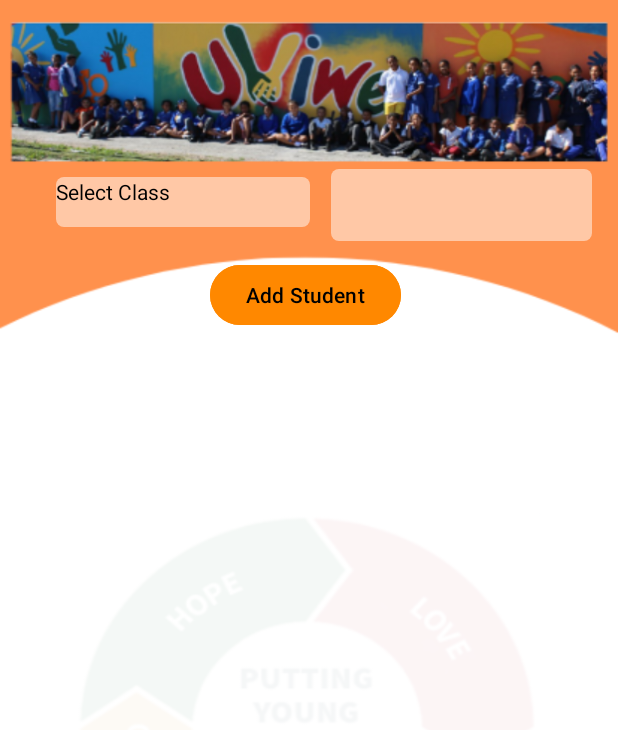
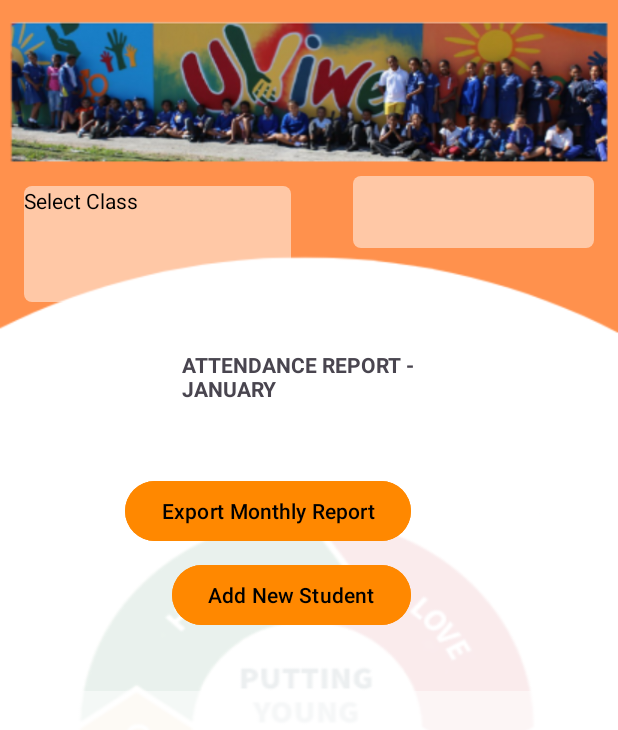
Before and after one commit to FruityLoopes/WIL-Prototype, an Android app: the AttendanceDisplay screen opened directly, with no data from a screen before it, on a phone screen of 412 x 824 dp. Shown: the top 730 px of the screen. Run offline under Robolectric (Android 15) with nearby library versions, the phone set to English and light mode, and no system bars; our stand-ins replace Firebase (no records; nobody signed in at launch, a user with empty details on screens opened directly); libraries missing offline, so code that uses them is left out: com.opencsv, com.opencsv.exceptions.

Commit message:
Added the export report functionality

```diff
--- a/app/build.gradle
+++ b/app/build.gradle
@@ -50,6 +50,8 @@ dependencies {
     implementation 'com.google.firebase:firebase-database-ktx:20.3.0'
     implementation 'androidx.navigation:navigation-fragment-ktx:2.5.3'
     implementation 'androidx.navigation:navigation-ui-ktx:2.5.3'
+    implementation 'com.opencsv:opencsv:5.6'
+
     testImplementation 'junit:junit:4.13.2'
     androidTestImplementation 'androidx.test.ext:junit:1.1.5'
     androidTestImplementation 'androidx.test.espresso:espresso-core:3.5.1'
--- a/app/src/main/AndroidManifest.xml
+++ b/app/src/main/AndroidManifest.xml
@@ -1,6 +1,7 @@
 <?xml version="1.0" encoding="utf-8"?>
 <manifest xmlns:android="http://schemas.android.com/apk/res/android"
     xmlns:tools="http://schemas.android.com/tools">
+    <uses-permission android:name="android.permission.WRITE_EXTERNAL_STORAGE" />
 
     <application
         android:allowBackup="true"
--- a/app/src/main/java/uviwe/app/uviweappv1/AttendanceDisplay.kt
+++ b/app/src/main/java/uviwe/app/uviweappv1/AttendanceDisplay.kt
@@ -3,6 +3,7 @@ package uviwe.app.uviweappv1
 import android.content.Intent
 import androidx.appcompat.app.AppCompatActivity
 import android.os.Bundle
+import android.os.Environment
 import android.os.Handler
 import android.os.Looper
 import android.util.Log
@@ -22,9 +23,19 @@ import com.google.firebase.database.DataSnapshot
 import com.google.firebase.database.DatabaseError
 import com.google.firebase.database.FirebaseDatabase
 import com.google.firebase.database.ValueEventListener
+import java.io.IOException
 import java.util.concurrent.Executors
+import com.opencsv.CSVWriter
+import com.opencsv.exceptions.CsvException
+import java.io.File
+import java.io.FileOutputStream
+import java.io.FileWriter
+import java.io.OutputStreamWriter
+import java.text.SimpleDateFormat
+import java.util.Calendar
+import java.util.Locale
 
- var spinnerValueDisplay : String = ""
+var spinnerValueDisplay : String = ""
 class AttendanceDisplay : AppCompatActivity() {
     private val Items: MutableList<AttendanceData> = mutableListOf()
     lateinit var attAdapter: AttDisplayAdapter
@@ -123,6 +134,15 @@ class AttendanceDisplay : AppCompatActivity() {
         btnAdd.setOnClickListener(){
             showAddChildDialog()
         }
+        val btnExport = findViewById<Button>(R.id.btnExport)
+        btnExport.setOnClickListener {
+            exportToTXT()
+        }
+        // Get the current month name
+        val currentMonthName = getCurrentMonthName()
+
+        // Set the month name in your report header (assuming you have a TextView with ID txtReportHeader)
+        findViewById<TextView>(R.id.txtReportHeader).text = "Attendance Report - $currentMonthName"
     }
 
     private fun showAddChildDialog() {
@@ -153,4 +173,48 @@ class AttendanceDisplay : AppCompatActivity() {
 
         alertDialog.show()
     }
+    val fileName = "attendance_Report.txt"
+    val filePath = File(
+        Environment.getExternalStorageDirectory().toString(),
+        fileName
+    )
+    private fun exportToTXT() {
+        try {
+            // Create a file object for the external storage directory
+            val file = File(
+                Environment.getExternalStorageDirectory(),
+                "attendance_Report.txt"
+            )
+
+            // Create a FileOutputStream and an OutputStreamWriter to write to the file
+            val fileOutputStream = FileOutputStream(file)
+            val outputStreamWriter = OutputStreamWriter(fileOutputStream)
+
+            outputStreamWriter.write("${getCurrentMonthName()}\n\n")
+            outputStreamWriter.write("Student\tDays attended\n")
+            // Write data to the file
+            for (item in Items) {
+                val line = "${item.Student},\t ${item.Days}\n"
+                outputStreamWriter.write(line)
+            }
+
+            // Close the OutputStreamWriter and FileOutputStream
+            outputStreamWriter.close()
+            fileOutputStream.close()
+
+            Toast.makeText(
+                this,
+                "Data exported to ${file.absolutePath}",
+                Toast.LENGTH_SHORT
+            ).show()
+        } catch (e: IOException) {
+            e.printStackTrace()
+            Toast.makeText(this, "Error exporting data", Toast.LENGTH_SHORT).show()
+        }
+    }
+    private fun getCurrentMonthName(): String {
+        val calendar = Calendar.getInstance()
+        val monthFormatter = SimpleDateFormat("MMMM", Locale.getDefault())
+        return monthFormatter.format(calendar.time)
+    }
 }
--- a/app/src/main/res/layout/activity_attendance_display.xml
+++ b/app/src/main/res/layout/activity_attendance_display.xml
@@ -11,53 +11,74 @@
         android:id="@+id/spinnerAttDis"
         android:layout_width="0dp"
         android:layout_height="48dp"
+        android:layout_marginEnd="16dp"
+        android:layout_marginBottom="68dp"
+        android:background="@drawable/edittext_bg"
         android:textColor="@android:color/black"
-        android:background="@drawable/edittext_bg"
-        android:layout_marginEnd="17dp"
-        android:layout_marginBottom="12dp"
-        app:layout_constraintBottom_toTopOf="@+id/btnAddAttDisplay"
+        app:layout_constraintBottom_toTopOf="@+id/txtReportHeader"
         app:layout_constraintEnd_toEndOf="parent"
         app:layout_constraintStart_toEndOf="@+id/textView2" />
 
     <TextView
         android:id="@+id/textView2"
-        android:layout_width="169dp"
-        android:layout_height="33dp"
-        android:layout_marginStart="37dp"
+        android:layout_width="178dp"
+        android:layout_height="77dp"
+        android:layout_marginStart="16dp"
+        android:layout_marginTop="124dp"
+        android:layout_marginEnd="41dp"
+        android:layout_marginBottom="32dp"
         android:background="@drawable/edittext_bg"
-        android:layout_marginTop="118dp"
-        android:layout_marginEnd="14dp"
+        android:text="Select Class"
         android:textColor="@android:color/black"
-        android:layout_marginBottom="21dp"
-        android:text="Select Class"
-        app:layout_constraintBottom_toTopOf="@+id/btnAddAttDisplay"
+        app:layout_constraintBottom_toTopOf="@+id/txtReportHeader"
         app:layout_constraintEnd_toStartOf="@+id/spinnerAttDis"
         app:layout_constraintStart_toStartOf="parent"
         app:layout_constraintTop_toTopOf="parent" />
+
+    <TextView
+        android:id="@+id/txtReportHeader"
+        android:layout_width="170dp"
+        android:layout_height="73dp"
+        android:layout_marginBottom="10dp"
+        android:textAllCaps="true"
+        android:textStyle="bold"
+        app:layout_constraintBottom_toTopOf="@+id/btnExport"
+        app:layout_constraintEnd_toEndOf="parent"
+        app:layout_constraintStart_toStartOf="parent"
+        app:layout_constraintTop_toBottomOf="@+id/textView2" />
 
     <Button
         android:id="@+id/btnAddAttDisplay"
         android:layout_width="wrap_content"
         android:layout_height="wrap_content"
-        android:layout_marginStart="158dp"
-        android:layout_marginEnd="163dp"
+        android:layout_marginBottom="40dp"
+        android:backgroundTint="@android:color/holo_orange_dark"
+        android:text="Add New Student"
         android:textColor="@android:color/black"
-        android:layout_marginBottom="5dp"
+        app:layout_constraintBottom_toTopOf="@+id/feedAttDisplay"
+        app:layout_constraintEnd_toEndOf="@+id/btnExport"
+        app:layout_constraintTop_toBottomOf="@+id/btnExport" />
+
+    <Button
+        android:id="@+id/btnExport"
+        android:layout_width="wrap_content"
+        android:layout_height="wrap_content"
+        android:layout_marginEnd="17dp"
+        android:layout_marginBottom="8dp"
         android:backgroundTint="@android:color/holo_orange_dark"
-        android:text="Add Student"
-        app:layout_constraintBottom_toTopOf="@+id/feedAttDisplay"
-        app:layout_constraintEnd_toEndOf="parent"
-        app:layout_constraintStart_toStartOf="parent"
-        app:layout_constraintTop_toBottomOf="@+id/textView2" />
+        android:text="Export Monthly Report"
+        android:textColor="@android:color/black"
+        app:layout_constraintBottom_toTopOf="@+id/btnAddAttDisplay"
+        app:layout_constraintEnd_toEndOf="@+id/txtReportHeader"
+        app:layout_constraintTop_toBottomOf="@+id/txtReportHeader" />
 
     <androidx.recyclerview.widget.RecyclerView
         android:id="@+id/feedAttDisplay"
-        android:layout_width="match_parent"
+        android:layout_width="0dp"
         android:layout_height="0dp"
-        android:layout_marginStart="12dp"
-        android:layout_marginTop="104dp"
-        android:layout_marginEnd="12dp"
-        android:layout_marginBottom="8dp"
+        android:layout_marginStart="8dp"
+        android:layout_marginEnd="8dp"
+        android:layout_marginBottom="25dp"
         android:background="@drawable/edittext_bg"
         android:clipToPadding="false"
         android:paddingTop="4dp"
```
